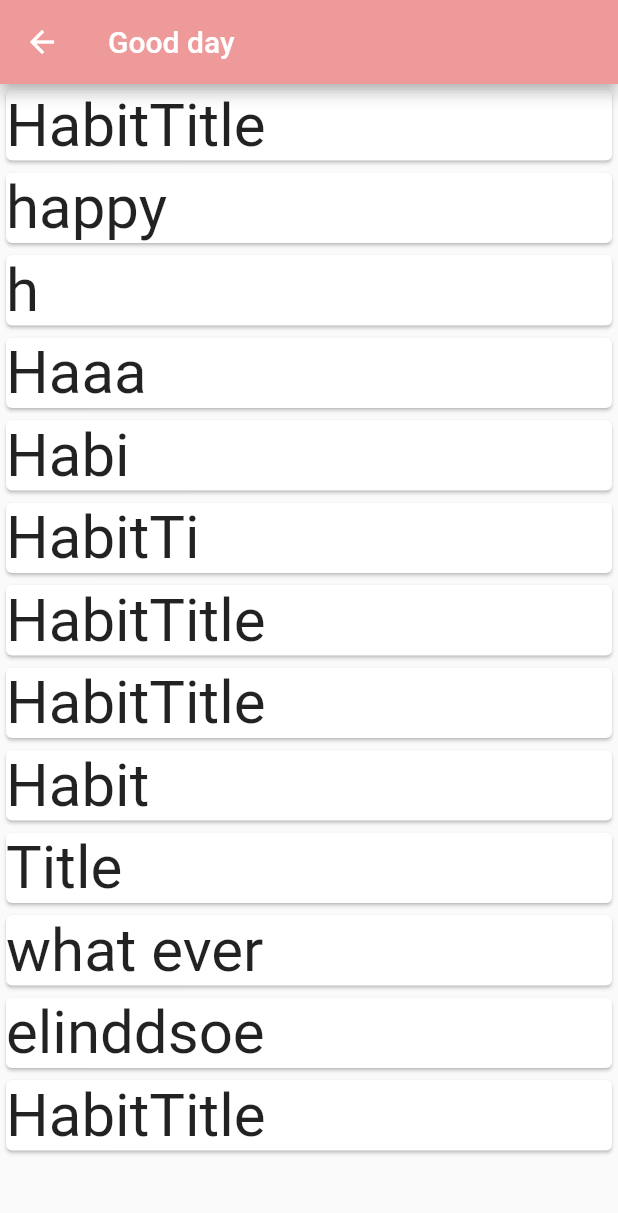
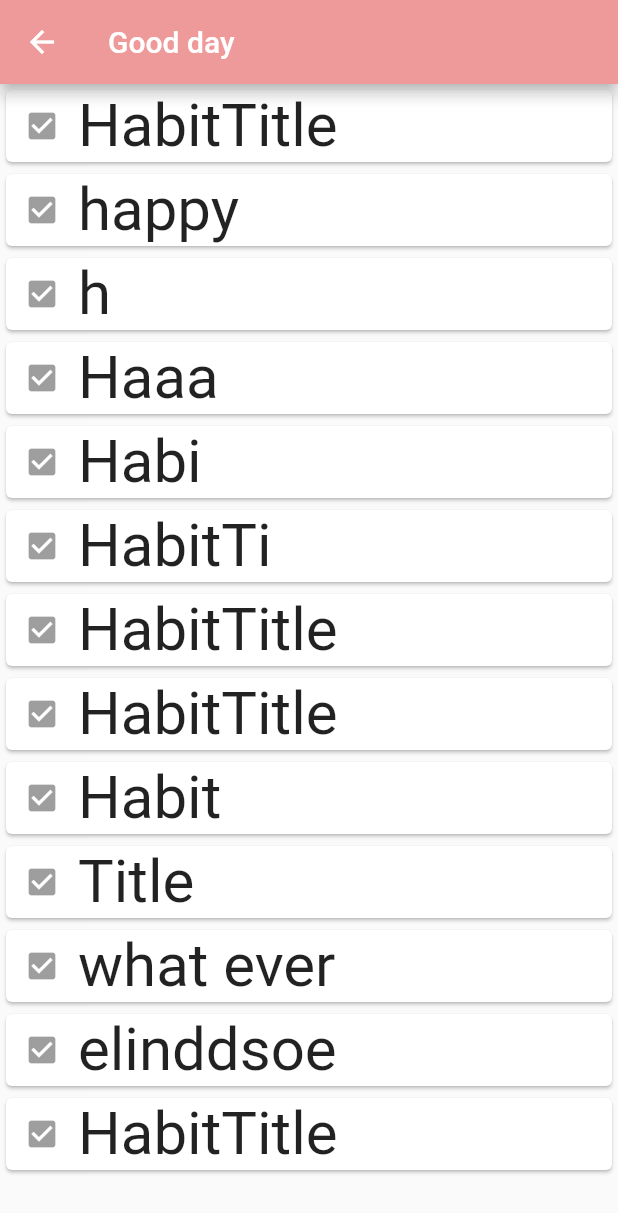
Before and after one commit to Ab3pAydAy/Senior-Project-, a Flutter app: the Homedatascreen screen opened directly, on a phone screen of 412 x 824 dp. Shown: the top 1213 px of the screen. Run offline on Flutter 3.47's test engine with Material 2 defaults, Android fonts, the phone set to English and light mode, and no system bars.

Commit message:
update card

```diff
--- a/lib/screens/home_data_screen.dart
+++ b/lib/screens/home_data_screen.dart
@@ -49,9 +49,18 @@ class _MyHabitState extends State<MyHabit> {
   @override
   Widget build(BuildContext context) {
     return Card(
-      child: Text(
-        widget.HabitTitle,
-        style: TextStyle(fontSize: 40),
+      child: Column(
+        children: <Widget>[
+          Row(
+            children: <Widget>[
+              IconButton(icon: Icon(Icons.check_box), onPressed: null),
+              Text(
+                widget.HabitTitle,
+                style: TextStyle(fontSize: 40),
+              ),
+            ],
+          )
+        ],
       ),
     );
   }
```
